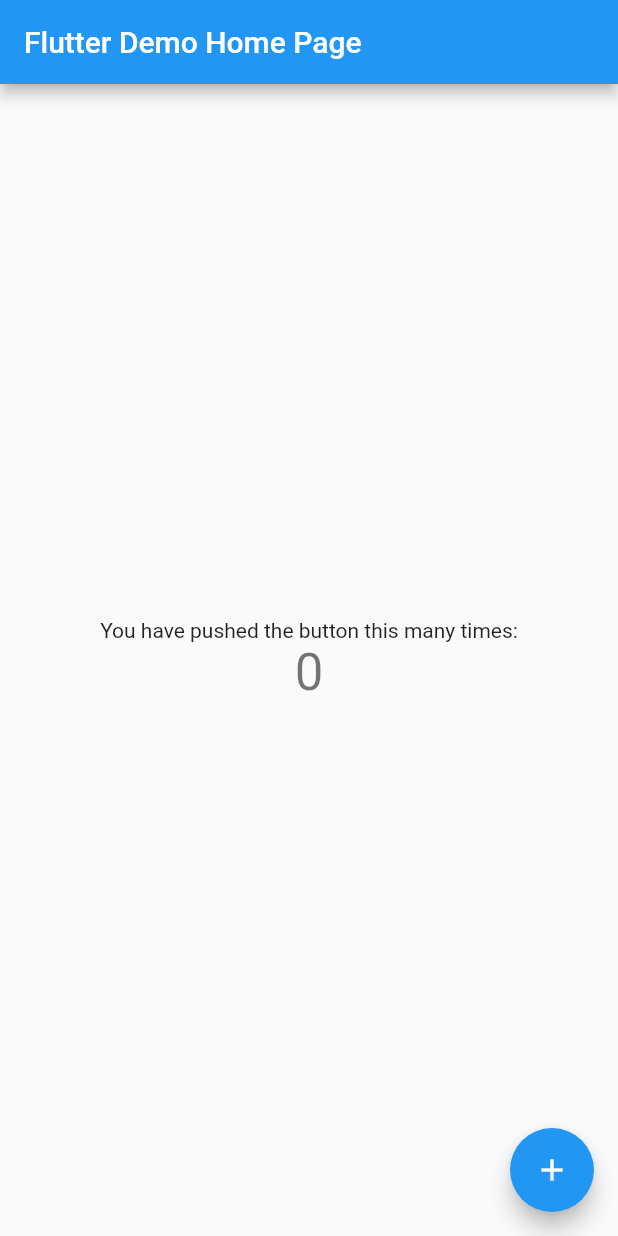
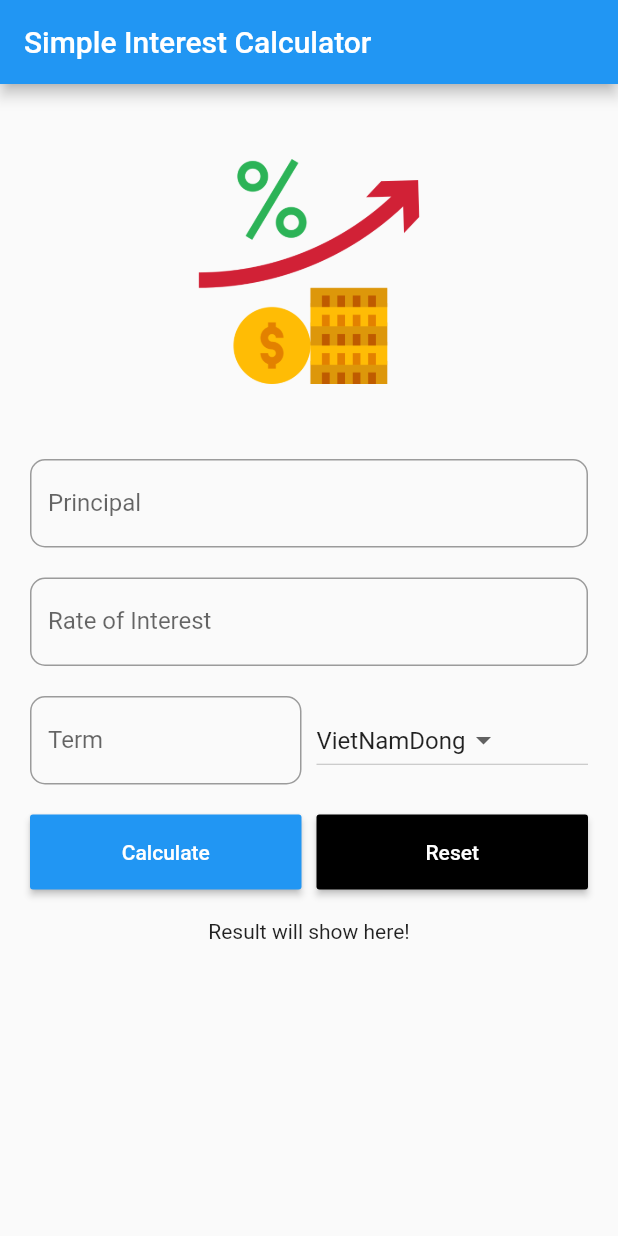
Before and after one commit to wtrungvu/Simple_Interest_Calculator_App, a Flutter app: the screen it shows after launch, on a phone screen of 412 x 824 dp. Run offline on Flutter 3.47's test engine with Material 2 defaults, Android fonts, the phone set to English and light mode, and no system bars.

Commit message:
Create UI

```diff
--- a/simple_interest_calculator_app/lib/main.dart
+++ b/simple_interest_calculator_app/lib/main.dart
@@ -3,109 +3,156 @@ import 'package:flutter/material.dart';
 void main() => runApp(MyApp());
 
 class MyApp extends StatelessWidget {
-  // This widget is the root of your application.
   @override
   Widget build(BuildContext context) {
     return MaterialApp(
-      title: 'Flutter Demo',
-      theme: ThemeData(
-        // This is the theme of your application.
-        //
-        // Try running your application with "flutter run". You'll see the
-        // application has a blue toolbar. Then, without quitting the app, try
-        // changing the primarySwatch below to Colors.green and then invoke
-        // "hot reload" (press "r" in the console where you ran "flutter run",
-        // or simply save your changes to "hot reload" in a Flutter IDE).
-        // Notice that the counter didn't reset back to zero; the application
-        // is not restarted.
-        primarySwatch: Colors.blue,
-      ),
-      home: MyHomePage(title: 'Flutter Demo Home Page'),
+      title: "Simple Interest Calculator",
+      theme: ThemeData(accentColor: Colors.green),
+      home: HomeScreen(),
     );
   }
 }
 
-class MyHomePage extends StatefulWidget {
-  MyHomePage({Key key, this.title}) : super(key: key);
-
-  // This widget is the home page of your application. It is stateful, meaning
-  // that it has a State object (defined below) that contains fields that affect
-  // how it looks.
-
-  // This class is the configuration for the state. It holds the values (in this
-  // case the title) provided by the parent (in this case the App widget) and
-  // used by the build method of the State. Fields in a Widget subclass are
-  // always marked "final".
-
-  final String title;
-
+class HomeScreen extends StatelessWidget {
   @override
-  _MyHomePageState createState() => _MyHomePageState();
+  Widget build(BuildContext context) {
+    return Scaffold(
+      appBar: AppBar(
+        title: Text("Simple Interest Calculator"),
+      ),
+      body: HomeScreenWidget(),
+    );
+  }
 }
 
-class _MyHomePageState extends State<MyHomePage> {
-  int _counter = 0;
-
-  void _incrementCounter() {
-    setState(() {
-      // This call to setState tells the Flutter framework that something has
-      // changed in this State, which causes it to rerun the build method below
-      // so that the display can reflect the updated values. If we changed
-      // _counter without calling setState(), then the build method would not be
-      // called again, and so nothing would appear to happen.
-      _counter++;
-    });
+class HomeScreenWidget extends StatefulWidget {
+  @override
+  _HomeScreenWidgetState createState() => _HomeScreenWidgetState();
 }
 
+class _HomeScreenWidgetState extends State<HomeScreenWidget> {
+  var _currencies = ["Dollars", "VietNamDong", "Rupees", "Pounds"];
+  var _currentItemSelected = "VietNamDong";
   @override
   Widget build(BuildContext context) {
-    // This method is rerun every time setState is called, for instance as done
-    // by the _incrementCounter method above.
-    //
-    // The Flutter framework has been optimized to make rerunning build methods
-    // fast, so that you can just rebuild anything that needs updating rather
-    // than having to individually change instances of widgets.
-    return Scaffold(
-      appBar: AppBar(
-        // Here we take the value from the MyHomePage object that was created by
-        // the App.build method, and use it to set our appbar title.
-        title: Text(widget.title),
+    return SingleChildScrollView(
+      child: Center(
+        child: Container(
+          alignment: Alignment.center,
+          margin: const EdgeInsets.all(20.0),
+          // color: Colors.black,
+          child: Column(
+            children: <Widget>[
+              Container(
+                margin: const EdgeInsets.only(top: 30.0),
+                child: Image(
+                  width: 150,
+                  height: 150,
+                  image: AssetImage("images/interest.png"),
                 ),
-      body: Center(
-        // Center is a layout widget. It takes a single child and positions it
-        // in the middle of the parent.
-        child: Column(
-          // Column is also layout widget. It takes a list of children and
-          // arranges them vertically. By default, it sizes itself to fit its
-          // children horizontally, and tries to be as tall as its parent.
-          //
-          // Invoke "debug painting" (press "p" in the console, choose the
-          // "Toggle Debug Paint" action from the Flutter Inspector in Android
-          // Studio, or the "Toggle Debug Paint" command in Visual Studio Code)
-          // to see the wireframe for each widget.
-          //
-          // Column has various properties to control how it sizes itself and
-          // how it positions its children. Here we use mainAxisAlignment to
-          // center the children vertically; the main axis here is the vertical
-          // axis because Columns are vertical (the cross axis would be
-          // horizontal).
-          mainAxisAlignment: MainAxisAlignment.center,
+              ),
+              Container(
+                margin: const EdgeInsets.only(top: 50.0),
+                child: TextField(
+                    decoration: new InputDecoration(
+                  labelText: "Principal",
+                  hintText: "Enter pricipal e.g. 12000",
+                  fillColor: Colors.white,
+                  border: new OutlineInputBorder(
+                    borderRadius: new BorderRadius.circular(10.0),
+                    borderSide: new BorderSide(),
+                  ),
+                )),
+              ),
+              Container(
+                margin: const EdgeInsets.only(top: 20.0),
+                child: TextField(
+                    decoration: new InputDecoration(
+                  labelText: "Rate of Interest",
+                  fillColor: Colors.white,
+                  border: new OutlineInputBorder(
+                    borderRadius: new BorderRadius.circular(10.0),
+                    borderSide: new BorderSide(),
+                  ),
+                )),
+              ),
+              Container(
+                margin: const EdgeInsets.only(top: 20.0),
+                child: Row(
                   children: <Widget>[
-            Text(
-              'You have pushed the button this many times:',
+                    Expanded(
+                      child: TextField(
+                          decoration: new InputDecoration(
+                        labelText: "Term",
+                        fillColor: Colors.white,
+                        border: new OutlineInputBorder(
+                          borderRadius: new BorderRadius.circular(10.0),
+                          borderSide: new BorderSide(),
                         ),
-            Text(
-              '$_counter',
-              style: Theme.of(context).textTheme.display1,
+                      )),
+                    ),
+                    Container(
+                      width: 10,
+                    ),
+                    Expanded(
+                      child: DropdownButton<String>(
+                        items: _currencies.map((String value) {
+                          return DropdownMenuItem<String>(
+                            value: value,
+                            child: Text(value),
+                          );
+                        }).toList(),
+                        onChanged: (String newValueSelected) {
+                          setState(() {
+                            this._currentItemSelected = newValueSelected;
+                          });
+                        },
+                        value: _currentItemSelected,
+                      ),
                     ),
                   ],
                 ),
               ),
-      floatingActionButton: FloatingActionButton(
-        onPressed: _incrementCounter,
-        tooltip: 'Increment',
-        child: Icon(Icons.add),
-      ), // This trailing comma makes auto-formatting nicer for build methods.
+              Container(
+                margin: const EdgeInsets.only(top: 20.0),
+                child: Row(
+                  children: <Widget>[
+                    Expanded(
+                      child: Container(
+                        height: 50,
+                        child: RaisedButton(
+                          child: Text("Calculate"),
+                          color: Colors.blue,
+                          textColor: Colors.white,
+                          onPressed: () {},
+                        ),
+                      ),
+                    ),
+                    Container(
+                      width: 10,
+                    ),
+                    Expanded(
+                      child: Container(
+                        height: 50,
+                        child: RaisedButton(
+                          child: Text("Reset"),
+                          color: Colors.black,
+                          textColor: Colors.white,
+                          onPressed: () {},
+                        ),
+                      ),
+                    ),
+                  ],
+                ),
+              ),
+              Container(
+                margin: const EdgeInsets.only(top: 20.0),
+                child: Text("Result will show here!"),
+              ),
+            ],
+          ),
+        ),
+      ),
     );
   }
 }
```
Also changed, not shown: simple_interest_calculator_app/pubspec.yaml (+2 -8 lines), simple_interest_calculator_app/images/interest.png (added). Lines whose indentation alone changed are shown as unchanged.
